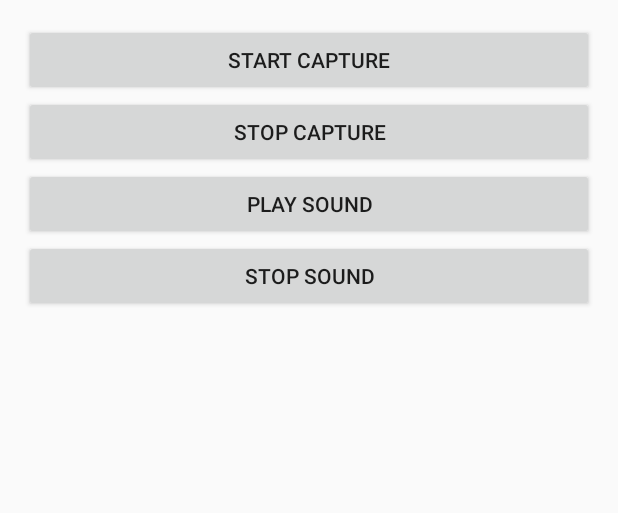
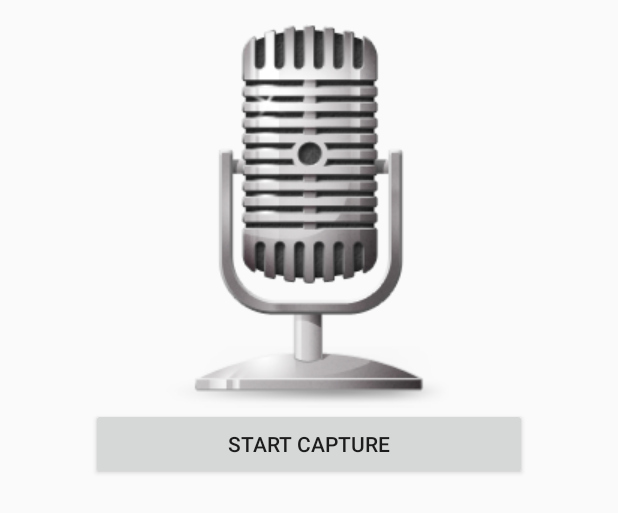
Before and after one commit to DarkMentat/DraftRecorder, an Android app: the layout activity_capture_sound.xml on its own in the app's theme, with its tools: preview values and no code run, on a phone screen of 412 x 824 dp. Shown: the top 513 px of the screen. Run offline under Robolectric (Android 15) with nearby library versions, the phone set to English and light mode, and no system bars.

Commit message:
CaptureSoundActivity switching buttons and mic image

```diff
--- a/app/src/main/res/layout/activity_capture_sound.xml
+++ b/app/src/main/res/layout/activity_capture_sound.xml
@@ -11,26 +11,42 @@
     android:paddingTop="@dimen/activity_vertical_margin"
     tools:context="org.darkmentat.draftrecorder.ui.activities.CaptureSoundActivity">
 
-    <Button
-        android:id="@+id/start_capture"
-        android:text="@string/start_capture"
-        android:layout_width="match_parent"
-        android:layout_height="wrap_content"/>
-    <Button
-        android:id="@+id/stop_capture"
-        android:text="@string/stop_capture"
+    <ImageView
+        android:src="@drawable/microphone"
         android:layout_width="match_parent"
         android:layout_height="wrap_content"/>
 
     <Button
+        android:id="@+id/start_capture"
+        android:text="@string/start_capture"
+        android:layout_marginLeft="20pt"
+        android:layout_marginRight="20pt"
+        android:layout_width="match_parent"
+        android:layout_height="wrap_content"
+        android:visibility="visible"/>
+    <Button
+        android:id="@+id/stop_capture"
+        android:text="@string/stop_capture"
+        android:layout_marginLeft="20pt"
+        android:layout_marginRight="20pt"
+        android:layout_width="match_parent"
+        android:layout_height="wrap_content"
+        android:visibility="gone"/>
+    <Button
         android:id="@+id/play_sound"
         android:text="@string/play_sound"
+        android:layout_marginLeft="20pt"
+        android:layout_marginRight="20pt"
         android:layout_width="match_parent"
-        android:layout_height="wrap_content"/>
+        android:layout_height="wrap_content"
+        android:visibility="gone"/>
     <Button
         android:id="@+id/stop_sound"
         android:text="@string/stop_sound"
+        android:layout_marginLeft="20pt"
+        android:layout_marginRight="20pt"
         android:layout_width="match_parent"
-        android:layout_height="wrap_content"/>
+        android:layout_height="wrap_content"
+        android:visibility="gone"/>
 
 </LinearLayout>
```
Also changed, not shown: app/src/main/java/org/darkmentat/draftrecorder/ui/activities/CaptureSoundActivity.java (+32 -0 lines), app/src/main/res/drawable/microphone.png (added), 1 other file.
